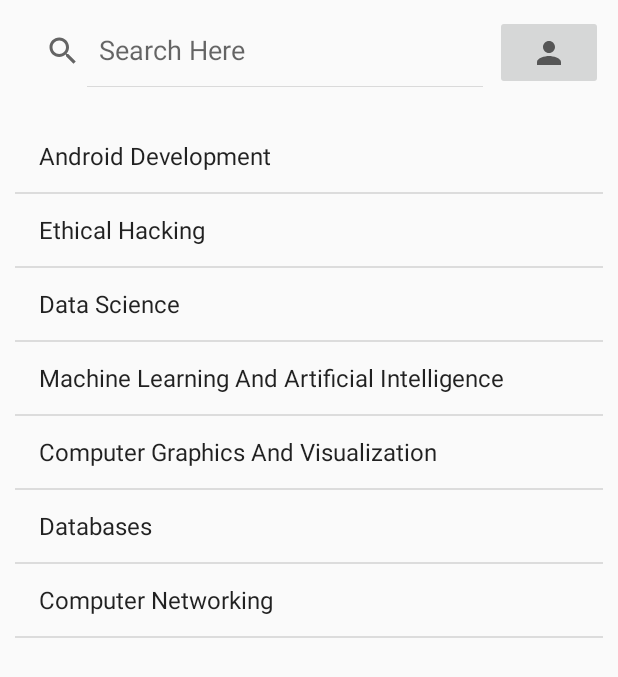
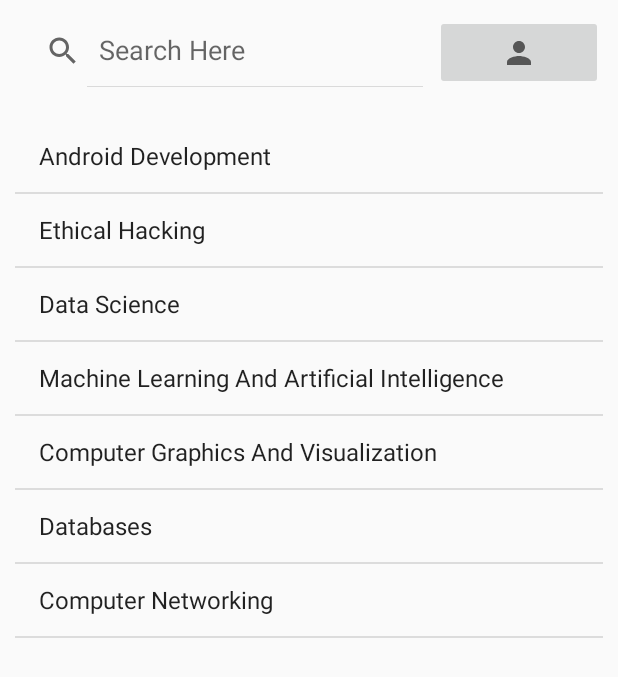
Before and after one commit to kavandotcom/Learnerz, an Android app: the screen it shows after launch once a user with an empty profile is signed in (MainActivity), on a phone screen of 412 x 824 dp. Shown: the top 677 px of the screen. Run offline under Robolectric (Android 15) with nearby library versions, the phone set to English and light mode, and no system bars; our stand-ins replace Firebase (no records; nobody signed in at launch, a user with empty details on screens opened directly).

```diff
--- a/app/src/main/res/layout/activity_main.xml
+++ b/app/src/main/res/layout/activity_main.xml
@@ -16,7 +16,7 @@
 
         <SearchView
             android:id="@+id/searchView"
-            android:layout_width="wrap_content"
+            android:layout_width="280dp"
             android:layout_height="wrap_content"
             android:iconifiedByDefault="false"
             android:queryHint="Search Here "
@@ -30,7 +30,7 @@
             android:layout_width="match_parent"
             android:layout_height="50dp"
             android:src="@drawable/ic_baseline_person_24"
-
+            android:contentDescription="@string/todo"
             android:onClick="profile"/>
 
     </LinearLayout>
--- a/app/src/main/res/layout/activity_profile.xml
+++ b/app/src/main/res/layout/activity_profile.xml
@@ -76,7 +76,7 @@
                     android:layout_height="wrap_content"
                     android:text="Email"
                     android:textColor="@color/headings"
-                    android:textSize="13sp" />
+                    android:textSize="13sp"/>
 
                 <TextView
                     android:id="@+id/user_email"
--- a/app/src/main/res/layout/activity_splashscreen.xml
+++ b/app/src/main/res/layout/activity_splashscreen.xml
@@ -24,7 +24,7 @@
         android:layout_height="wrap_content"
         android:text="LEARNERZ"
         android:textColor="@android:color/holo_red_light"
-        android:textSize="30sp"
+        android:textSize="50sp"
         app:layout_constraintBottom_toBottomOf="parent"
         app:layout_constraintEnd_toEndOf="parent"
         app:layout_constraintStart_toStartOf="parent"
```
Also changed, not shown: app/src/main/java/com/example/learnerz/MainActivity.java (+3 -6 lines), app/src/main/java/com/example/learnerz/profile.java (+8 -0 lines).
